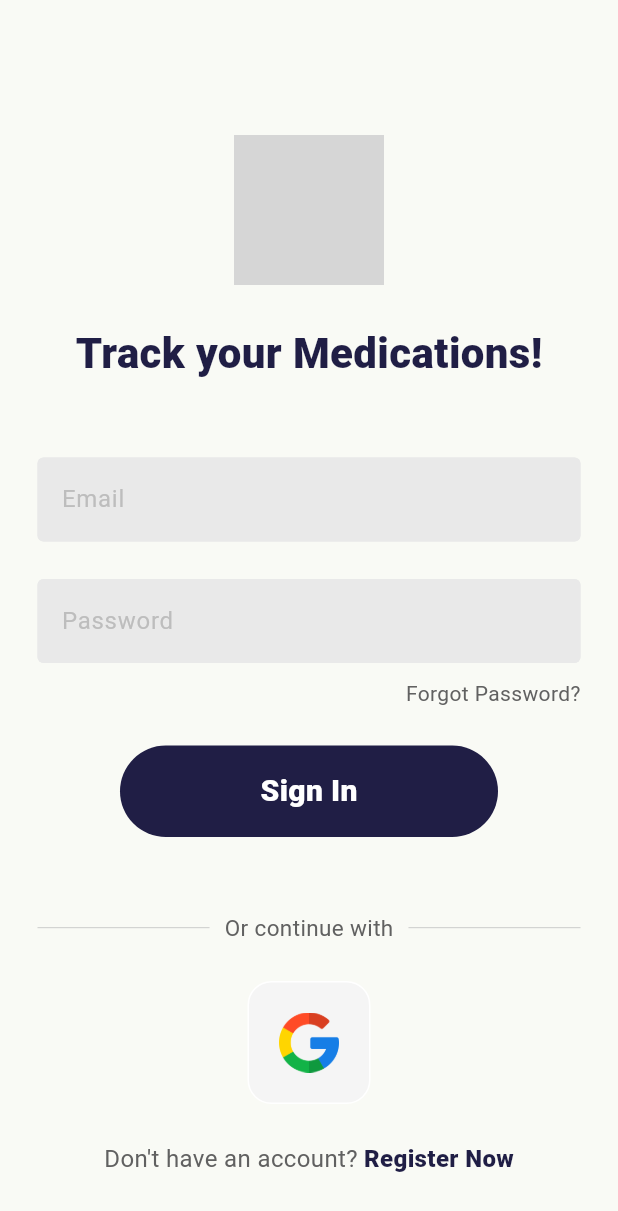
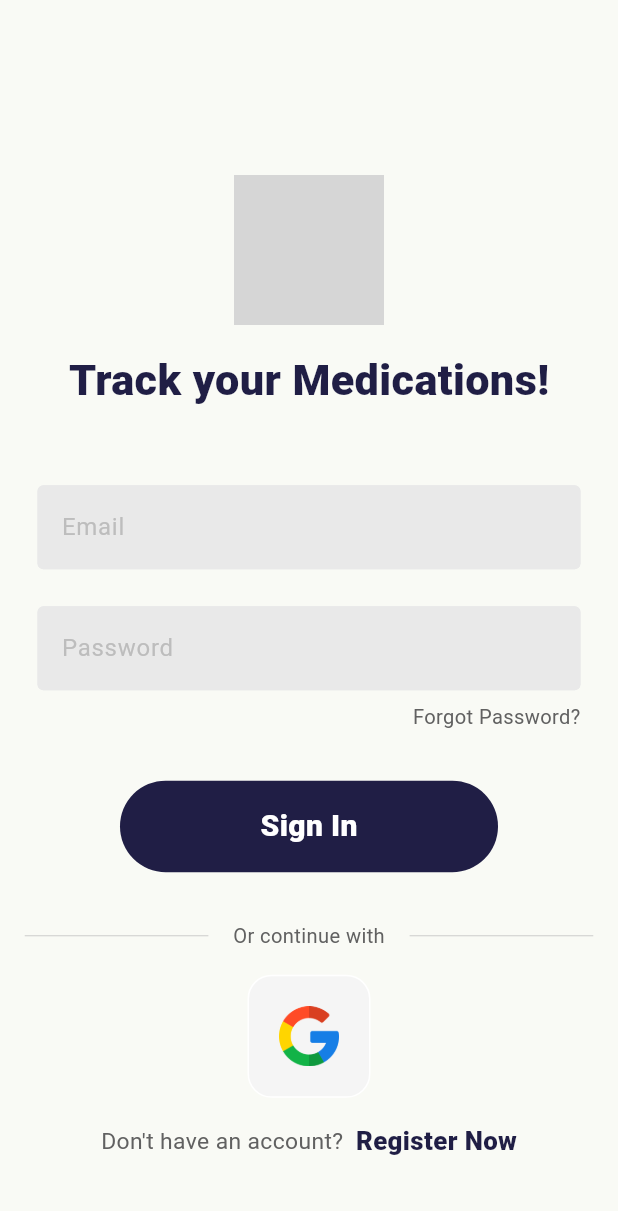
Before and after one commit to DeepaT99/Medicine-Monitoring-App, a Flutter app: the screen it shows after launch, on a phone screen of 412 x 824 dp. Shown: the top 1211 px of the screen. Run offline on Flutter 3.47's test engine with Material 3 defaults, Android fonts, the phone set to English and light mode, and no system bars; our stand-ins replace firebase_auth, firebase_core, flutter_local_notifications, google_sign_in, lottie, rxdart and 3 more; missing offline and left inert: linear_calender; accounts and stored records are empty; grey boxes are pictures that could not be loaded.

Commit message:
add page

```diff
--- a/lib/pages/app_view.dart
+++ b/lib/pages/app_view.dart
@@ -1,7 +1,7 @@
 import 'package:flutter/material.dart';
 import 'package:medicine_tracker/global_bloc.dart';
 import 'package:provider/provider.dart';
-
+import 'package:sizer/sizer.dart';
 import 'login_pages/auth_page.dart';
 
 class MyAppView extends StatefulWidget {
@@ -22,6 +22,7 @@ class _MyAppViewState extends State<MyAppView> {
 
   @override
   Widget build(BuildContext context) {
+    return Sizer(builder: (context, orientation, deviceType){
       return Provider<GlobalBloc>.value(
         value: globalBloc!,
         child: MaterialApp(
@@ -50,7 +51,7 @@ class _MyAppViewState extends State<MyAppView> {
                 fontWeight: FontWeight.w500,
               ),
               headlineSmall: TextStyle(
-              fontSize: 24,
+                fontSize: 24.sp,
                 fontWeight: FontWeight.w800,
                 color: Colors.grey[800],
               ),
@@ -90,5 +91,6 @@ class _MyAppViewState extends State<MyAppView> {
           home: const AuthPage(),
         ),
       );
+    });
   }
 }
--- a/lib/pages/login_pages/login_page.dart
+++ b/lib/pages/login_pages/login_page.dart
@@ -4,7 +4,9 @@ import 'package:medicine_tracker/components/button.dart';
 import 'package:medicine_tracker/components/my_text_field.dart';
 import 'package:medicine_tracker/components/square_tile.dart';
 import 'package:medicine_tracker/assets/constants.dart';
+import 'package:medicine_tracker/pages/app_view.dart';
 import 'package:medicine_tracker/services/auth_service.dart';
+import 'package:sizer/sizer.dart';
 
 class LoginPage extends StatefulWidget {
   final Function()? onTap;
@@ -72,28 +74,28 @@ class _LoginPageState extends State<LoginPage> {
               child: Column(
                 mainAxisAlignment: MainAxisAlignment.center,
                 children: [
-                  const SizedBox(height: 50),
+                  SizedBox(height: 8.h),
 
                   //logo
-                  const ImageIcon(
+                  ImageIcon(
                     AssetImage('lib/assets/icons/pills.png'),
                     color: AppColors.secondaryColor,
-                    size: 100,
+                    size: 100.px,
                   ),
 
-                  const SizedBox(height: 25),
+                  SizedBox(height: 2.h),
 
                   //welcome Text
-                  const Text(
+                  Text(
                     'Track your Medications!',
                     style: TextStyle(
                       color: AppColors.secondaryColor,
-                      fontSize: 28,
+                      fontSize: 22.sp,
                       fontWeight: FontWeight.w900,
                     ),
                   ),
 
-                  const SizedBox(height: 50),
+                  SizedBox(height: 6.h),
                   //username text field
 
                   MyTextField(
@@ -102,7 +104,7 @@ class _LoginPageState extends State<LoginPage> {
                     obscureText: false,
                   ),
 
-                  const SizedBox(height: 25),
+                  SizedBox(height: 3.h),
                   //password text field
                   MyTextField(
                     controller: passwordController,
@@ -110,7 +112,7 @@ class _LoginPageState extends State<LoginPage> {
                     obscureText: true,
                   ),
 
-                  const SizedBox(height: 10),
+                  SizedBox(height: 1.h),
                   //forgot password?
                   Padding(
                     padding: const EdgeInsets.symmetric(horizontal: 25.0),
@@ -121,7 +123,7 @@ class _LoginPageState extends State<LoginPage> {
                           'Forgot Password?',
                           style: TextStyle(
                             color: Colors.grey[700],
-                            fontSize: 14,
+                            fontSize: 15.sp,
                             fontWeight: FontWeight.normal,
                           ),
                         ),
@@ -129,7 +131,7 @@ class _LoginPageState extends State<LoginPage> {
                     ),
                   ),
 
-                  const SizedBox(height: 25),
+                  SizedBox(height: 4.h),
 
                   //sign in button
                   MyButton(
@@ -137,11 +139,11 @@ class _LoginPageState extends State<LoginPage> {
                     onTap: signUserIn,
                   ),
 
-                  const SizedBox(height: 50),
+                  SizedBox(height: 4.h),
 
                   //or continue with
                   Padding(
-                    padding: const EdgeInsets.symmetric(horizontal: 25.0),
+                    padding: EdgeInsets.symmetric(horizontal: 2.h),
                     child: Row(
                       children: [
                         Expanded(
@@ -151,12 +153,12 @@ class _LoginPageState extends State<LoginPage> {
                           ),
                         ),
                         Padding(
-                          padding: const EdgeInsets.symmetric(horizontal: 10.0),
+                          padding: EdgeInsets.symmetric(horizontal: 2.h),
                           child: Text(
                             'Or continue with',
                             style: TextStyle(
                               color: Colors.grey[700],
-                              fontSize: 15,
+                              fontSize: 15.sp,
                             ),
                           ),
                         ),
@@ -169,7 +171,7 @@ class _LoginPageState extends State<LoginPage> {
                       ],
                     ),
                   ),
-                  const SizedBox(height: 25),
+                  SizedBox(height: 2.h),
 
                   //google
                   Row(
@@ -182,7 +184,7 @@ class _LoginPageState extends State<LoginPage> {
 
                     ],
                   ),
-                  const SizedBox(height: 25),
+                  SizedBox(height: 2.h),
 
                   //register now
                   Row(
@@ -192,18 +194,18 @@ class _LoginPageState extends State<LoginPage> {
                         "Don't have an account?",
                         style: TextStyle(
                           color: Colors.grey[700],
-                          fontSize: 16,
+                          fontSize: 16.sp,
                         ),
                       ),
-                      const SizedBox(width: 4),
+                      SizedBox(width: 2.w),
                       GestureDetector(
                         onTap: widget.onTap,
-                        child: const Text(
+                        child: Text(
                           "Register Now",
                           style: TextStyle(
                             color: AppColors.secondaryColor,
                             fontWeight: FontWeight.w900,
-                            fontSize: 16,
+                            fontSize: 17.sp,
                           ),
                         ),
                       ),
--- a/pubspec.yaml
+++ b/pubspec.yaml
@@ -49,6 +49,7 @@ dependencies:
   lottie: ^3.1.3
   flutter_local_notifications: ^18.0.1
   timezone: ^0.10.0
+  sizer: ^3.0.4
 
 
 dev_dependencies:
```
Also changed, not shown: lib/pages/homepage/main_screen.dart (+13 -11 lines), pubspec.lock. Lines whose indentation alone changed are shown as unchanged.
